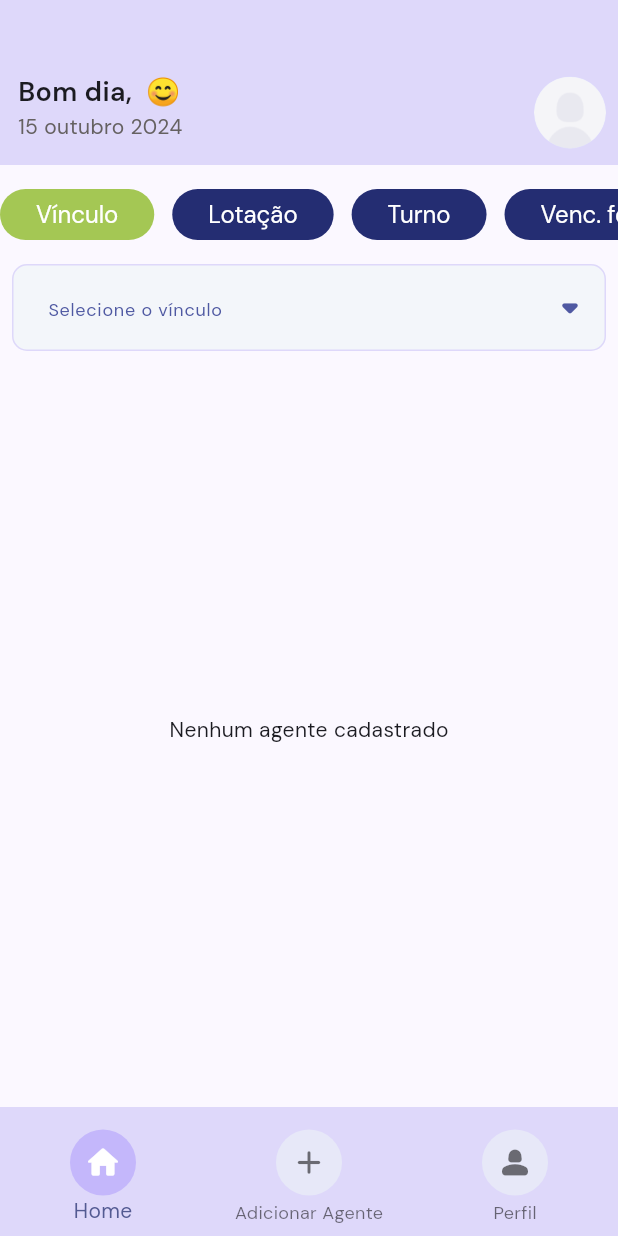
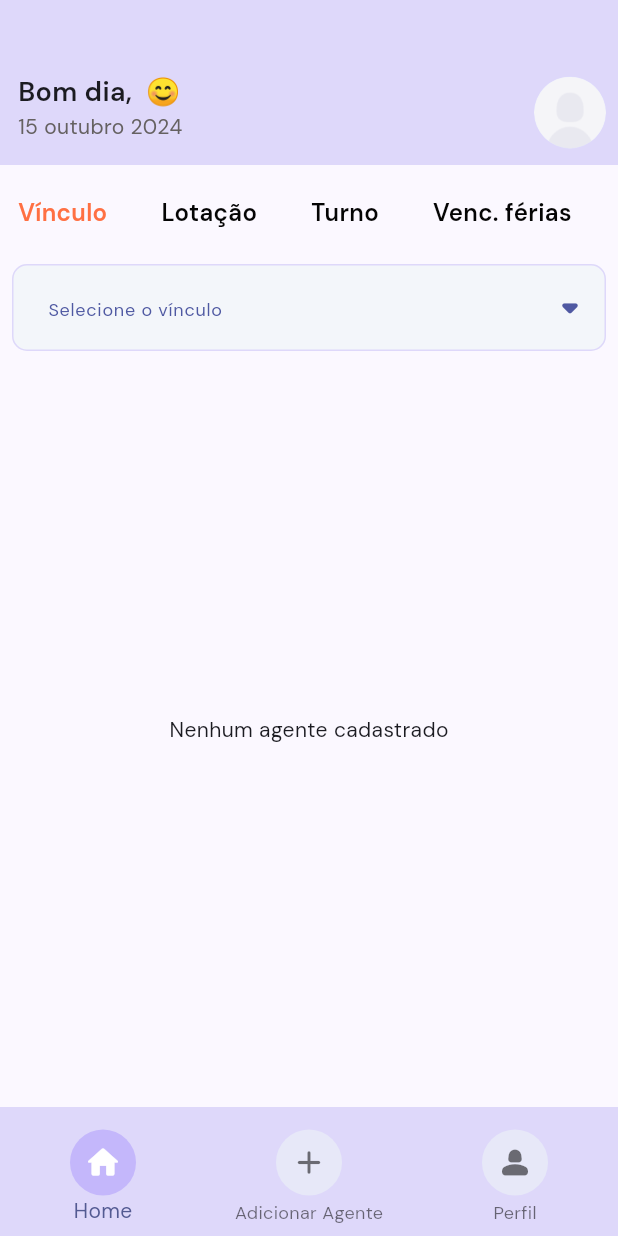
Before and after one commit to JosinaldoRocha/Control-concierge-agents, a Flutter app: the HomePage screen opened by its route, after a tap on the "filter list" icon, after a tap on "Vínculo", on a phone screen of 412 x 824 dp. Run offline on Flutter 3.47's test engine with Material 3 defaults, Android fonts, the phone set to English and light mode, and no system bars; drawn by our look-alikes of dropdown_textfield; our stand-ins replace brasil_fields, cached_network_image, cloud_firestore, dartz, firebase_auth, firebase_core and 9 more; accounts and stored records are empty.

Commit message:
fix: i replaced the ElevatedButoon widget with the InkWell widget

```diff
--- a/lib/app/presentation/home/views/widgets/filter_item_widget.dart
+++ b/lib/app/presentation/home/views/widgets/filter_item_widget.dart
@@ -1,3 +1,4 @@
+import 'package:control_concierge_agents/app/core/style/app_text.dart';
 import 'package:control_concierge_agents/app/data/enums/filter_type_enum.dart';
 import 'package:flutter/material.dart';
 import '../../../../core/style/app_colors.dart';
@@ -16,16 +17,22 @@ class FilterItemWidget extends StatelessWidget {
 
   @override
   Widget build(BuildContext context) {
-    return ElevatedButton(
-      style: ElevatedButton.styleFrom(
-        elevation: 0,
-        shape: RoundedRectangleBorder(
-          borderRadius: BorderRadius.circular(50),
+    return InkWell(
+      onTap: onTap,
+      child: Padding(
+        padding: const EdgeInsets.symmetric(
+          horizontal: 12,
+          vertical: 4,
         ),
-        backgroundColor: isSelected ? AppColor.secondary : AppColor.primary,
+        child: Text(
+          filter.text,
+          style: AppText.text().bodyMedium?.copyWith(
+                fontSize: 16,
+                fontWeight: FontWeight.w600,
+                color: isSelected ? AppColor.error : AppColor.black,
+              ),
+        ),
       ),
-      onPressed: onTap,
-      child: Text(filter.text),
     );
   }
 }
```
